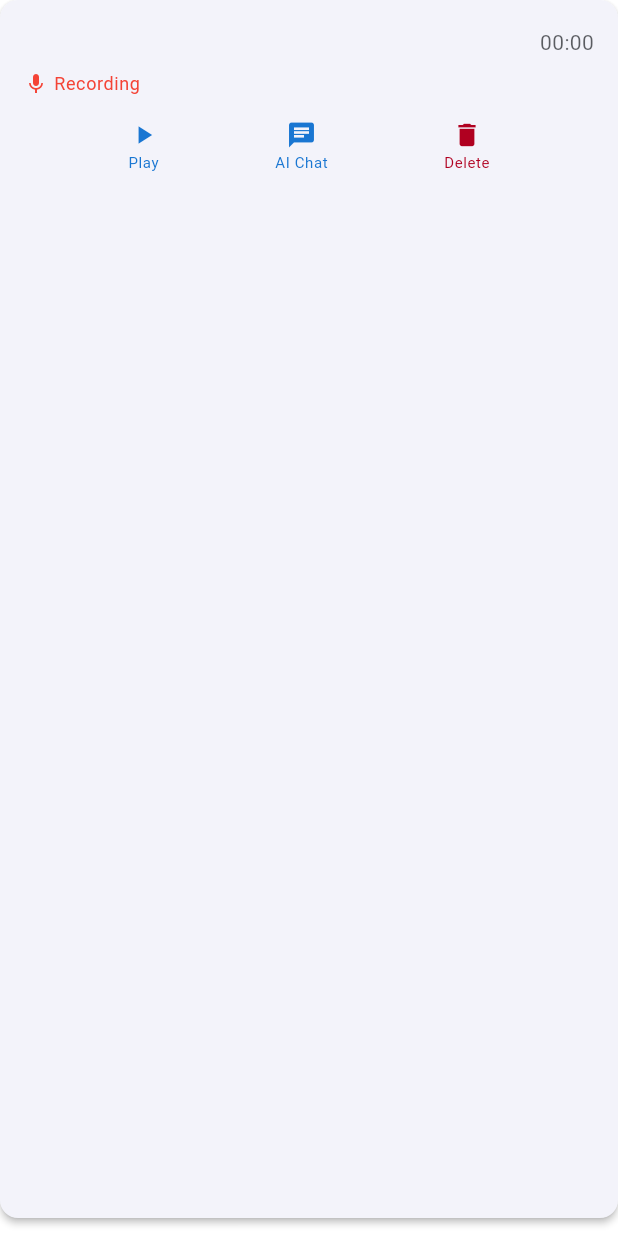
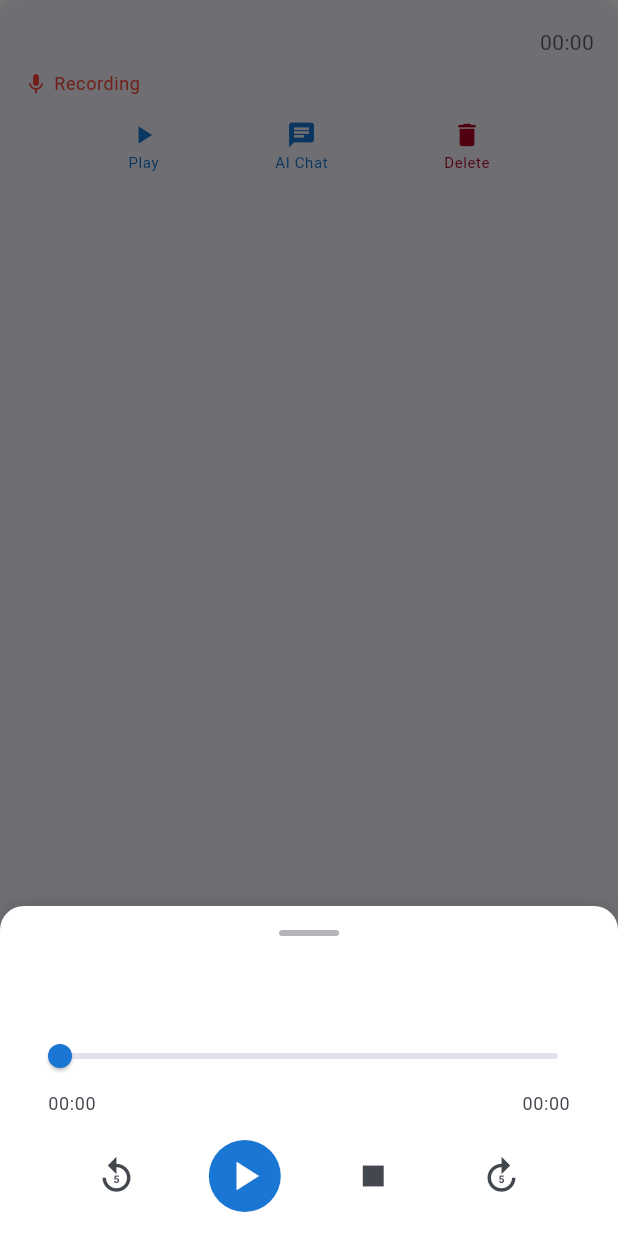
Before and after one commit to devleloper/noteai, a Flutter app: the RecordingCard widget shown alone on an empty page, opened directly with empty values, after a tap on "Play", on a phone screen of 412 x 824 dp. Run offline on Flutter 3.47's test engine with Material 3 defaults, Android fonts, the phone set to English and light mode, and no system bars; our stand-ins replace audioplayers, cloud_firestore, connectivity_plus, dartz, equatable, firebase_auth and 9 more; missing offline and left inert: record; accounts and stored records are empty; generated files the repository leaves out were written again.

Commit message:
Added Mini player for audio

```diff
--- a/lib/presentation/features/home/widgets/recording_card.dart
+++ b/lib/presentation/features/home/widgets/recording_card.dart
@@ -1,7 +1,6 @@
 import 'package:flutter/material.dart';
 import '../../../../domain/entities/recording.dart';
-import '../../../../data/datasources/local/audio_recording_service.dart';
-import '../../../../core/utils/service_locator.dart' as di;
+import '../../player/widgets/mini_player_widget.dart';
 
 class RecordingCard extends StatelessWidget {
   final Recording recording;
@@ -91,18 +90,16 @@ class RecordingCard extends StatelessWidget {
                     context: context,
                     icon: Icons.play_arrow,
                     label: 'Play',
-                    onPressed: () async {
-                      try {
-                        final audioService = di.sl<AudioRecordingService>();
-                        await audioService.playRecording(recording.audioPath);
-                      } catch (e) {
-                        ScaffoldMessenger.of(context).showSnackBar(
-                          SnackBar(
-                            content: Text('Failed to play recording: $e'),
-                            backgroundColor: Theme.of(context).colorScheme.error,
-                          ),
-                        );
-                      }
+                    onPressed: () {
+                      showModalBottomSheet(
+                        context: context,
+                        isScrollControlled: true,
+                        backgroundColor: Colors.transparent,
+                        builder: (context) => MiniPlayerWidget(
+                          recording: recording,
+                          onClose: () => Navigator.of(context).pop(),
+                        ),
+                      );
                     },
                   ),
                   _buildActionButton(
--- /dev/null
+++ b/lib/presentation/features/player/widgets/mini_player_widget.dart
@@ -0,0 +1,335 @@
+import 'dart:async';
+import 'package:flutter/material.dart';
+import 'package:just_audio/just_audio.dart';
+import '../../../../domain/entities/recording.dart';
+
+class MiniPlayerWidget extends StatefulWidget {
+  final Recording recording;
+  final VoidCallback? onClose;
+
+  const MiniPlayerWidget({
+    super.key,
+    required this.recording,
+    this.onClose,
+  });
+
+  @override
+  State<MiniPlayerWidget> createState() => _MiniPlayerWidgetState();
+}
+
+class _MiniPlayerWidgetState extends State<MiniPlayerWidget> {
+  late AudioPlayer _audioPlayer;
+  StreamSubscription<Duration>? _positionSubscription;
+  StreamSubscription<Duration?>? _durationSubscription;
+  StreamSubscription<PlayerState>? _playerStateSubscription;
+
+  Duration _position = Duration.zero;
+  Duration _duration = Duration.zero;
+  bool _isPlaying = false;
+  bool _isLoading = false;
+  String? _errorMessage;
+
+  @override
+  void initState() {
+    super.initState();
+    _audioPlayer = AudioPlayer();
+    _initializePlayer();
+  }
+
+  Future<void> _initializePlayer() async {
+    try {
+      setState(() {
+        _isLoading = true;
+        _errorMessage = null;
+      });
+
+      // Set the audio source
+      await _audioPlayer.setFilePath(widget.recording.audioPath);
+
+      // Listen to position changes
+      _positionSubscription = _audioPlayer.positionStream.listen((position) {
+        if (mounted) {
+          setState(() {
+            _position = position;
+          });
+        }
+      });
+
+      // Listen to duration changes
+      _durationSubscription = _audioPlayer.durationStream.listen((duration) {
+        if (mounted) {
+          setState(() {
+            _duration = duration ?? Duration.zero;
+          });
+        }
+      });
+
+      // Listen to player state changes
+      _playerStateSubscription = _audioPlayer.playerStateStream.listen((state) {
+        if (mounted) {
+          setState(() {
+            _isPlaying = state.playing;
+            _isLoading = state.processingState == ProcessingState.loading ||
+                        state.processingState == ProcessingState.buffering;
+          });
+
+          // Handle playback completion
+          if (state.processingState == ProcessingState.completed) {
+            setState(() {
+              _position = _duration; // Ensure position equals duration when completed
+            });
+          }
+        }
+      });
+
+      setState(() {
+        _isLoading = false;
+      });
+    } catch (e) {
+      setState(() {
+        _isLoading = false;
+        _errorMessage = 'Failed to load audio: $e';
+      });
+    }
+  }
+
+  @override
+  void dispose() {
+    _positionSubscription?.cancel();
+    _durationSubscription?.cancel();
+    _playerStateSubscription?.cancel();
+    _audioPlayer.dispose();
+    super.dispose();
+  }
+
+  Future<void> _togglePlayPause() async {
+    try {
+      if (_isPlaying) {
+        await _audioPlayer.pause();
+      } else {
+        await _audioPlayer.play();
+      }
+    } catch (e) {
+      setState(() {
+        _errorMessage = 'Playback error: $e';
+      });
+    }
+  }
+
+  Future<void> _stop() async {
+    try {
+      await _audioPlayer.stop();
+      if (widget.onClose != null) {
+        widget.onClose!();
+      }
+    } catch (e) {
+      setState(() {
+        _errorMessage = 'Stop error: $e';
+      });
+    }
+  }
+
+  Future<void> _seekTo(Duration position) async {
+    try {
+      await _audioPlayer.seek(position);
+    } catch (e) {
+      setState(() {
+        _errorMessage = 'Seek error: $e';
+      });
+    }
+  }
+
+  Future<void> _skipBackward() async {
+    final newPosition = _position - const Duration(seconds: 5);
+    await _seekTo(newPosition < Duration.zero ? Duration.zero : newPosition);
+  }
+
+  Future<void> _skipForward() async {
+    final newPosition = _position + const Duration(seconds: 5);
+    await _seekTo(newPosition > _duration ? _duration : newPosition);
+  }
+
+  String _formatDuration(Duration duration) {
+    String twoDigits(int n) => n.toString().padLeft(2, '0');
+    final minutes = twoDigits(duration.inMinutes.remainder(60));
+    final seconds = twoDigits(duration.inSeconds.remainder(60));
+    return '$minutes:$seconds';
+  }
+
+  @override
+  Widget build(BuildContext context) {
+    return SafeArea(
+      child: Container(
+        padding: const EdgeInsets.all(16.0),
+        decoration: BoxDecoration(
+          color: Theme.of(context).colorScheme.surface,
+          borderRadius: const BorderRadius.vertical(top: Radius.circular(16.0)),
+          boxShadow: [
+            BoxShadow(
+              color: Colors.black.withOpacity(0.1),
+              blurRadius: 8,
+              offset: const Offset(0, -2),
+            ),
+          ],
+        ),
+        child: Column(
+        mainAxisSize: MainAxisSize.min,
+        children: [
+          // Handle bar
+          Container(
+            width: 40,
+            height: 4,
+            decoration: BoxDecoration(
+              color: Theme.of(context).colorScheme.onSurfaceVariant.withOpacity(0.4),
+              borderRadius: BorderRadius.circular(2),
+            ),
+          ),
+          const SizedBox(height: 16),
+
+          // Recording title
+          Text(
+            widget.recording.title,
+            style: Theme.of(context).textTheme.titleMedium?.copyWith(
+              fontWeight: FontWeight.w600,
+            ),
+            maxLines: 1,
+            overflow: TextOverflow.ellipsis,
+          ),
+          const SizedBox(height: 16),
+
+          // Error message
+          if (_errorMessage != null) ...[
+            Container(
+              padding: const EdgeInsets.all(8),
+              decoration: BoxDecoration(
+                color: Theme.of(context).colorScheme.errorContainer,
+                borderRadius: BorderRadius.circular(8),
+              ),
+              child: Row(
+                children: [
+                  Icon(
+                    Icons.error_outline,
+                    color: Theme.of(context).colorScheme.onErrorContainer,
+                    size: 16,
+                  ),
+                  const SizedBox(width: 8),
+                  Expanded(
+                    child: Text(
+                      _errorMessage!,
+                      style: Theme.of(context).textTheme.bodySmall?.copyWith(
+                        color: Theme.of(context).colorScheme.onErrorContainer,
+                      ),
+                    ),
+                  ),
+                ],
+              ),
+            ),
+            const SizedBox(height: 16),
+          ],
+
+          // Progress section
+          if (!_isLoading && _errorMessage == null) ...[
+            // Progress slider
+            SliderTheme(
+              data: SliderTheme.of(context).copyWith(
+                thumbShape: const RoundSliderThumbShape(enabledThumbRadius: 8),
+                trackHeight: 4,
+              ),
+              child: Slider(
+                value: _duration.inMilliseconds > 0
+                    ? (_position.inMilliseconds / _duration.inMilliseconds).clamp(0.0, 1.0)
+                    : 0.0,
+                onChanged: (value) {
+                  final newPosition = Duration(
+                    milliseconds: (value * _duration.inMilliseconds).round(),
+                  );
+                  _seekTo(newPosition);
+                },
+                activeColor: Theme.of(context).colorScheme.primary,
+                inactiveColor: Theme.of(context).colorScheme.surfaceVariant,
+              ),
+            ),
+
+            // Time labels
+            Padding(
+              padding: const EdgeInsets.symmetric(horizontal: 16),
+              child: Row(
+                mainAxisAlignment: MainAxisAlignment.spaceBetween,
+                children: [
+                  Text(
+                    _formatDuration(_position),
+                    style: Theme.of(context).textTheme.bodySmall?.copyWith(
+                      color: Theme.of(context).colorScheme.onSurfaceVariant,
+                    ),
+                  ),
+                  Text(
+                    _formatDuration(_duration),
+                    style: Theme.of(context).textTheme.bodySmall?.copyWith(
+                      color: Theme.of(context).colorScheme.onSurfaceVariant,
+                    ),
+                  ),
+                ],
+              ),
+            ),
+            const SizedBox(height: 16),
+          ],
+
+          // Loading indicator
+          if (_isLoading) ...[
+            const SizedBox(height: 8),
+            const CircularProgressIndicator(),
+            const SizedBox(height: 16),
+          ],
+
+          // Control buttons
+          Row(
+            mainAxisAlignment: MainAxisAlignment.spaceEvenly,
+            children: [
+              // Skip backward
+              IconButton(
+                onPressed: _isLoading ? null : _skipBackward,
+                icon: const Icon(Icons.replay_5),
+                iconSize: 28,
+                tooltip: 'Skip backward 5 seconds',
+              ),
+
+              // Play/Pause
+              Container(
+                decoration: BoxDecoration(
+                  shape: BoxShape.circle,
+                  color: Theme.of(context).colorScheme.primary,
+                ),
+                child: IconButton(
+                  onPressed: _isLoading ? null : _togglePlayPause,
+                  icon: Icon(
+                    _isPlaying ? Icons.pause : Icons.play_arrow,
+                    color: Theme.of(context).colorScheme.onPrimary,
+                  ),
+                  iconSize: 32,
+                  tooltip: _isPlaying ? 'Pause' : 'Play',
+                ),
+              ),
+
+              // Stop
+              IconButton(
+                onPressed: _isLoading ? null : _stop,
+                icon: const Icon(Icons.stop),
+                iconSize: 28,
+                tooltip: 'Stop and close',
+              ),
+
+              // Skip forward
+              IconButton(
+                onPressed: _isLoading ? null : _skipForward,
+                icon: const Icon(Icons.forward_5),
+                iconSize: 28,
+                tooltip: 'Skip forward 5 seconds',
+              ),
+            ],
+          ),
+        ],
+        ),
+      ),
+    );
+  }
+}
--- a/pubspec.yaml
+++ b/pubspec.yaml
@@ -47,6 +47,7 @@ dependencies:
 
   # AI Integration
   flutter_dotenv: ^6.0.0
+  just_audio: ^0.10.5
 
 dev_dependencies:
   flutter_test:
```
Also changed, not shown: pubspec.lock, 2 other files.
